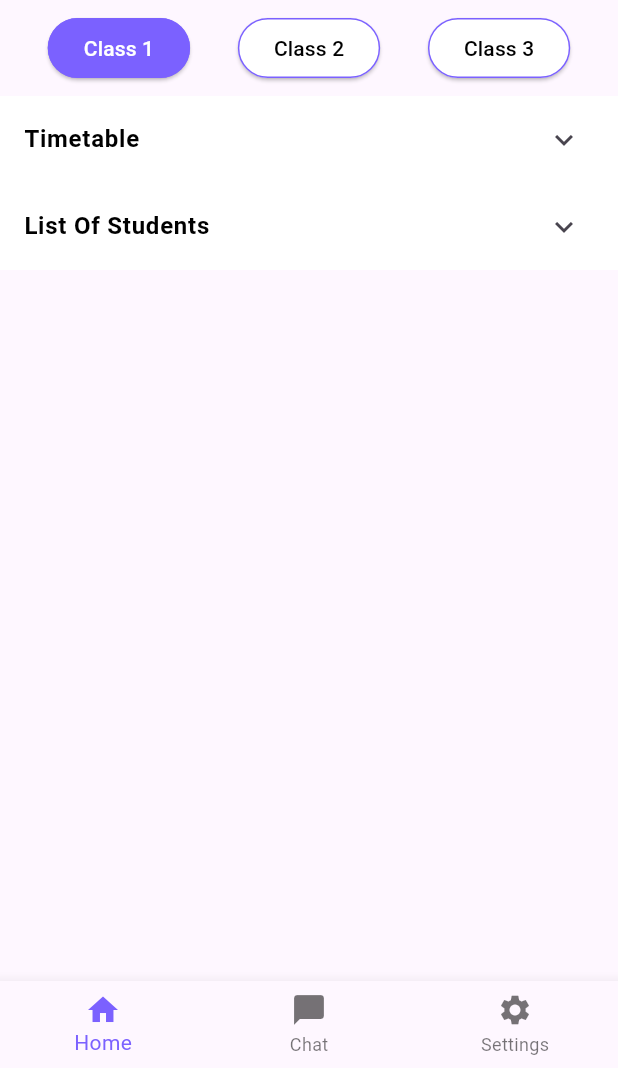
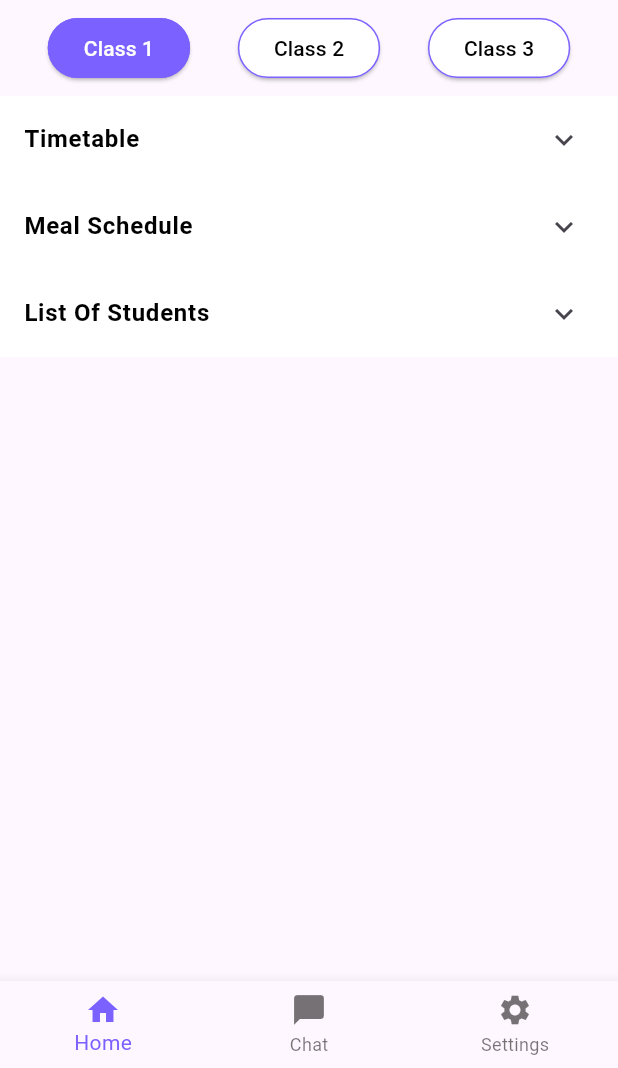
Before and after one commit to Redha4Dev/auth-test, a Flutter app: the NavigationSpine screen opened directly, on a phone screen of 412 x 824 dp, the part 168-1236 px from its top. Run offline on Flutter 3.47's test engine with Material 3 defaults, Android fonts, the light colour scheme and no system bars; our stand-ins replace jwt_decoder, shared_preferences; accounts and stored records are empty; network calls fail.

Commit message:
did the meals table

```diff
--- a/mobile/lib/pages/teacher_dashboard.dart
+++ b/mobile/lib/pages/teacher_dashboard.dart
@@ -1,6 +1,7 @@
 import 'package:flutter/material.dart';
 import 'package:kidergarten/components/student_card.dart';
 import 'package:kidergarten/components/timetable.dart';
+import 'package:kidergarten/components/meal_table.dart';
 import 'package:kidergarten/global.dart';
 import 'package:kidergarten/services/api_service.dart';
 import 'package:kidergarten/pages/KidDetailPage.dart';
@@ -15,9 +16,11 @@ class TeacherDashboard extends StatefulWidget {
 class _TeacherDashboardState extends State<TeacherDashboard> {
   bool showTimetable = false;
   bool showStudentList = false;
+  bool showMealTable = false;
   int selectedClassIndex = 0;
   String searchQuery = "";
   String selectedSearchCriterion = "name";
+  List<Map<String, dynamic>>? meals;
 
   final apiService = ApiService();
 
@@ -103,6 +106,21 @@ class _TeacherDashboardState extends State<TeacherDashboard> {
   ];
 
   @override
+  void initState() {
+    super.initState();
+    _fetchMeals();
+  }
+
+  Future<void> _fetchMeals() async {
+    final mealData = await apiService.getMeals('ilyestest1234');
+    if (mealData != null) {
+      setState(() {
+        meals = mealData;
+      });
+    }
+  }
+
+  @override
   Widget build(BuildContext context) {
     List<Map<String, dynamic>> filteredStudents =
         studentsPerClass[selectedClassIndex]
@@ -182,6 +200,31 @@ class _TeacherDashboardState extends State<TeacherDashboard> {
                 setState(() => showTimetable = expanded),
             children: [
               MyTimeTable(days: days, timeSlots: timeSlots, schedule: schedule)
+            ],
+          ),
+          ExpansionTile(
+            backgroundColor:
+                showMealTable ? const Color(0xFF7B61FF) : Colors.white,
+            collapsedBackgroundColor: Colors.white,
+            title: Text(
+              "Meal Schedule",
+              style: TextStyle(
+                color: showMealTable ? Colors.white : Colors.black,
+                fontWeight: FontWeight.bold,
+              ),
+            ),
+            onExpansionChanged: (expanded) =>
+                setState(() => showMealTable = expanded),
+            children: [
+              if (meals != null)
+                MealTable(meals: meals!)
+              else
+                const Center(
+                  child: Padding(
+                    padding: EdgeInsets.all(16.0),
+                    child: CircularProgressIndicator(),
+                  ),
+                ),
             ],
           ),
           ExpansionTile(
```
Also changed, not shown: mobile/lib/components/meal_table.dart (added, +187 -0 lines), mobile/lib/services/api_service.dart (+19 -0 lines).
